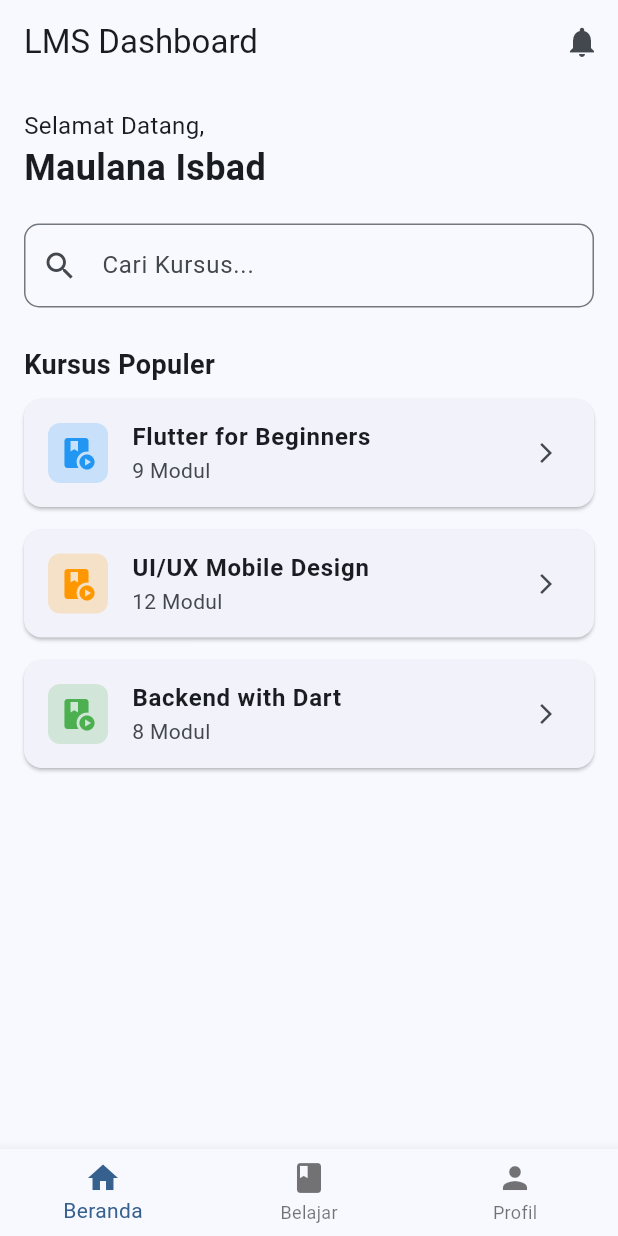
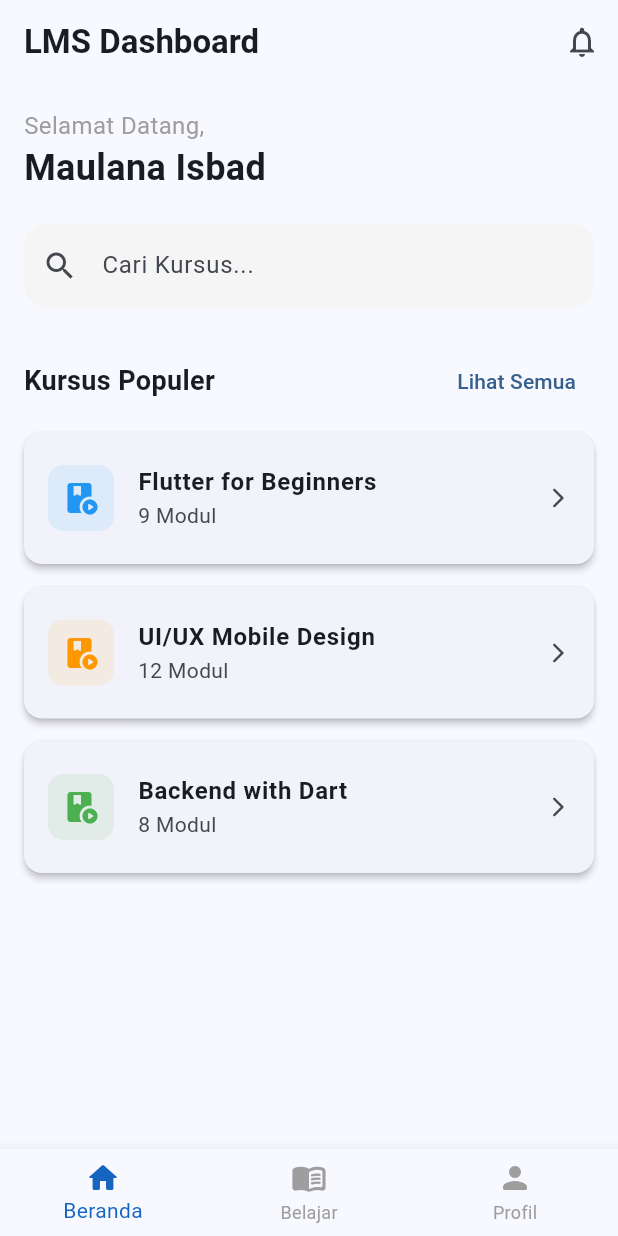
Before and after one commit to maulana-isbad-rofiqi/LSM, a Flutter app: the screen it shows after launch, after a tap on "LOGIN", on a phone screen of 412 x 824 dp. Run offline on Flutter 3.47's test engine with Material 3 defaults, Android fonts, the light colour scheme and no system bars.

Commit message:
Fix: Optimalisasi navigasi BottomNavigationBar dan UI Dashboard

```diff
--- a/lib/screens/home_screen.dart
+++ b/lib/screens/home_screen.dart
@@ -1,6 +1,7 @@
 import 'package:flutter/material.dart';
-import 'course_detail_screen.dart'; // Pastikan file ini sudah dibuat
-import 'profile_screen.dart';       // Pastikan file ini sudah dibuat
+import 'course_detail_screen.dart';
+import 'profile_screen.dart';
+import 'my_courses_screen.dart'; // Tambahkan file baru ini untuk menu "Belajar"
 
 class HomeScreen extends StatefulWidget {
   const HomeScreen({super.key});
@@ -10,38 +11,65 @@ class HomeScreen extends StatefulWidget {
 }
 
 class _HomeScreenState extends State<HomeScreen> {
-  // Variabel untuk melacak menu yang aktif
   int _selectedIndex = 0;
+
+  // List halaman agar navigasi bawah terasa lebih halus (Smooth)
+  late final List<Widget> _pages;
+
+  @override
+  void initState() {
+    super.initState();
+    _pages = [
+      _buildHomeContent(),     // Index 0: Tampilan Beranda
+      const MyCoursesScreen(), // Index 1: Tampilan Belajar
+      const ProfileScreen(),   // Index 2: Tampilan Profil
+    ];
+  }
 
   void _onItemTapped(int index) {
     setState(() {
       _selectedIndex = index;
     });
-
-    // Logika pindah ke halaman Profil jika index ke-2 diklik
-    if (index == 2) {
-      Navigator.push(
-        context,
-        MaterialPageRoute(builder: (context) => const ProfileScreen()),
-      );
-    }
   }
 
   @override
   Widget build(BuildContext context) {
     return Scaffold(
       appBar: AppBar(
-        title: const Text("LMS Dashboard"),
+        title: const Text("LMS Dashboard", style: TextStyle(fontWeight: FontWeight.bold)),
+        elevation: 0,
         actions: [
-          IconButton(onPressed: () {}, icon: const Icon(Icons.notifications))
+          IconButton(onPressed: () {}, icon: const Icon(Icons.notifications_outlined))
         ],
       ),
-      body: SingleChildScrollView(
+      // Menggunakan IndexedStack agar posisi scroll di setiap halaman tidak hilang
+      body: IndexedStack(
+        index: _selectedIndex,
+        children: _pages,
+      ),
+      bottomNavigationBar: BottomNavigationBar(
+        currentIndex: _selectedIndex,
+        onTap: _onItemTapped,
+        selectedItemColor: Colors.blue[800],
+        unselectedItemColor: Colors.grey,
+        type: BottomNavigationBarType.fixed,
+        items: const [
+          BottomNavigationBarItem(icon: Icon(Icons.home_rounded), label: "Beranda"),
+          BottomNavigationBarItem(icon: Icon(Icons.menu_book_rounded), label: "Belajar"),
+          BottomNavigationBarItem(icon: Icon(Icons.person_rounded), label: "Profil"),
+        ],
+      ),
+    );
+  }
+
+  // Pindahkan konten beranda ke fungsi terpisah agar kode rapi
+  Widget _buildHomeContent() {
+    return SingleChildScrollView(
       padding: const EdgeInsets.all(16.0),
       child: Column(
         crossAxisAlignment: CrossAxisAlignment.start,
         children: [
-            const Text("Selamat Datang,", style: TextStyle(fontSize: 16)),
+          const Text("Selamat Datang,", style: TextStyle(fontSize: 16, color: Colors.grey)),
           const Text("Maulana Isbad",
             style: TextStyle(fontSize: 24, fontWeight: FontWeight.bold)),
           const SizedBox(height: 20),
@@ -50,30 +78,29 @@ class _HomeScreenState extends State<HomeScreen> {
             decoration: InputDecoration(
               hintText: "Cari Kursus...",
               prefixIcon: const Icon(Icons.search),
-                border: OutlineInputBorder(borderRadius: BorderRadius.circular(10)),
+              filled: true,
+              fillColor: Colors.grey[100],
+              border: OutlineInputBorder(
+                borderRadius: BorderRadius.circular(15),
+                borderSide: BorderSide.none,
+              ),
             ),
           ),
           const SizedBox(height: 25),
 
+          Row(
+            mainAxisAlignment: MainAxisAlignment.spaceBetween,
+            children: [
               const Text("Kursus Populer",
                 style: TextStyle(fontSize: 18, fontWeight: FontWeight.bold)),
+              TextButton(onPressed: () {}, child: const Text("Lihat Semua")),
+            ],
+          ),
           const SizedBox(height: 10),
 
-            // Memanggil fungsi build dengan navigasi asli
           _buildCourseItem(context, "Flutter for Beginners", "9 Modul", Colors.blue),
           _buildCourseItem(context, "UI/UX Mobile Design", "12 Modul", Colors.orange),
           _buildCourseItem(context, "Backend with Dart", "8 Modul", Colors.green),
-          ],
-        ),
-      ),
-
-      bottomNavigationBar: BottomNavigationBar(
-        currentIndex: _selectedIndex, // Menggunakan variabel state
-        onTap: _onItemTapped,        // Fungsi untuk mengubah state
-        items: const [
-          BottomNavigationBarItem(icon: Icon(Icons.home), label: "Beranda"),
-          BottomNavigationBarItem(icon: Icon(Icons.book), label: "Belajar"),
-          BottomNavigationBarItem(icon: Icon(Icons.person), label: "Profil"),
         ],
       ),
     );
@@ -81,21 +108,24 @@ class _HomeScreenState extends State<HomeScreen> {
 
   Widget _buildCourseItem(BuildContext context, String title, String info, Color color) {
     return Card(
+      elevation: 2,
       margin: const EdgeInsets.only(bottom: 15),
+      shape: RoundedRectangleBorder(borderRadius: BorderRadius.circular(12)),
       child: ListTile(
+        contentPadding: const EdgeInsets.symmetric(horizontal: 16, vertical: 8),
         leading: Container(
-          padding: const EdgeInsets.all(8),
+          padding: const EdgeInsets.all(10),
           decoration: BoxDecoration(
-            color: color.withOpacity(0.2),
-            borderRadius: BorderRadius.circular(8)
+            color: color.withOpacity(0.1),
+            borderRadius: BorderRadius.circular(10)
           ),
-          child: Icon(Icons.play_lesson, color: color),
+          child: Icon(Icons.play_lesson_rounded, color: color),
         ),
         title: Text(title, style: const TextStyle(fontWeight: FontWeight.bold)),
         subtitle: Text(info),
-        trailing: const Icon(Icons.arrow_forward_ios, size: 16),
+        trailing: const Icon(Icons.arrow_forward_ios_rounded, size: 16),
         onTap: () {
-          // PERBAIKAN: Sekarang benar-benar pindah halaman, bukan cuma SnackBar
+          // Navigasi ke Detail tetap menggunakan push karena ini halaman baru
           Navigator.push(
             context,
             MaterialPageRoute(
--- /dev/null
+++ b/lib/screens/my_courses_screen.dart
@@ -0,0 +1,43 @@
+import 'package:flutter/material.dart';
+
+class MyCoursesScreen extends StatelessWidget {
+  const MyCoursesScreen({super.key});
+
+  @override
+  Widget build(BuildContext context) {
+    return Scaffold(
+      appBar: AppBar(title: const Text("Kursus Saya")),
+      body: ListView(
+        padding: const EdgeInsets.all(16),
+        children: [
+          _buildProgressCard("Flutter for Beginners", 0.7),
+          _buildProgressCard("UI/UX Mobile Design", 0.3),
+        ],
+      ),
+    );
+  }
+
+  Widget _buildProgressCard(String title, double progress) {
+    return Card(
+      margin: const EdgeInsets.only(bottom: 16),
+      child: Padding(
+        padding: const EdgeInsets.all(16),
+        child: Column(
+          crossAxisAlignment: CrossAxisAlignment.start,
+          children: [
+            Text(title, style: const TextStyle(fontSize: 18, fontWeight: FontWeight.bold)),
+            const SizedBox(height: 10),
+            LinearProgressIndicator(
+              value: progress,
+              backgroundColor: Colors.grey[200],
+              color: Colors.blue,
+              minHeight: 8,
+            ),
+            const SizedBox(height: 5),
+            Text("${(progress * 100).toInt()}% Selesai", style: const TextStyle(fontSize: 12)),
+          ],
+        ),
+      ),
+    );
+  }
+}
```
Lines whose indentation alone changed are shown as unchanged.
